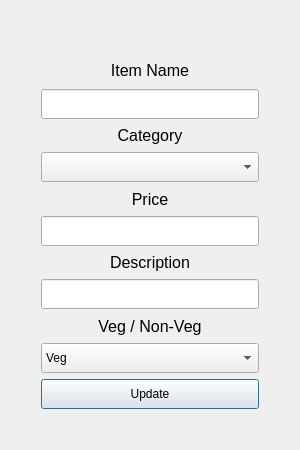
This is ui/item_update.ui in haru-voster/POS as Qt 5 draws it before an edit. The edited form follows.
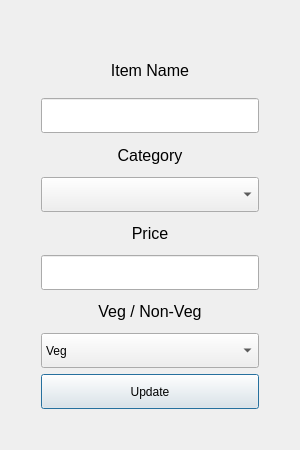
This is the edited form.

```diff
--- a/ui/item_update.ui
+++ b/ui/item_update.ui
@@ -27,7 +27,7 @@
   </property>
   <layout class="QHBoxLayout" name="horizontalLayout">
    <item>
-    <layout class="QVBoxLayout" name="verticalLayout" stretch="0,0,10,0,0,0,0,0,0,0,0,5">
+    <layout class="QVBoxLayout" name="verticalLayout" stretch="0,0,10,0,0,0,0,0,0,5">
      <property name="sizeConstraint">
       <enum>QLayout::SetDefaultConstraint</enum>
      </property>
@@ -79,7 +79,7 @@
        <property name="minimumSize">
         <size>
          <width>0</width>
-         <height>30</height>
+         <height>35</height>
         </size>
        </property>
       </widget>
@@ -104,7 +104,7 @@
        <property name="minimumSize">
         <size>
          <width>0</width>
-         <height>30</height>
+         <height>35</height>
         </size>
        </property>
       </widget>
@@ -129,32 +129,7 @@
        <property name="minimumSize">
         <size>
          <width>0</width>
-         <height>30</height>
-        </size>
-       </property>
-      </widget>
-     </item>
-     <item>
-      <widget class="QLabel" name="label_4">
-       <property name="font">
-        <font>
-         <pointsize>12</pointsize>
-        </font>
-       </property>
-       <property name="text">
-        <string>Description</string>
-       </property>
-       <property name="alignment">
-        <set>Qt::AlignCenter</set>
-       </property>
-      </widget>
-     </item>
-     <item>
-      <widget class="QLineEdit" name="items_update_description_input">
-       <property name="minimumSize">
-        <size>
-         <width>0</width>
-         <height>30</height>
+         <height>35</height>
         </size>
        </property>
       </widget>
@@ -179,7 +154,7 @@
        <property name="minimumSize">
         <size>
          <width>0</width>
-         <height>30</height>
+         <height>35</height>
         </size>
        </property>
        <item>
@@ -205,7 +180,7 @@
        <property name="minimumSize">
         <size>
          <width>0</width>
-         <height>30</height>
+         <height>35</height>
         </size>
        </property>
        <property name="maximumSize">
```
